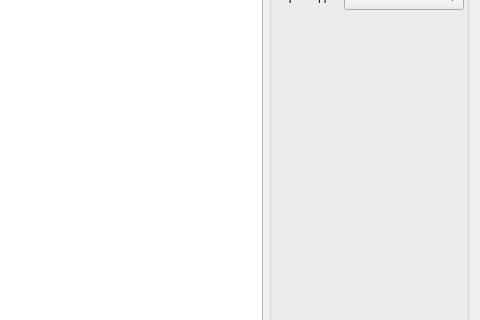
This is DialogDbPriceChange.ui in OwlProjects/D3Task_Goods as Qt 5 draws it before an edit; both pictures show x 292 to 772 and y 93 to 413 of the 772 by 519 pixel window. The edited form follows.
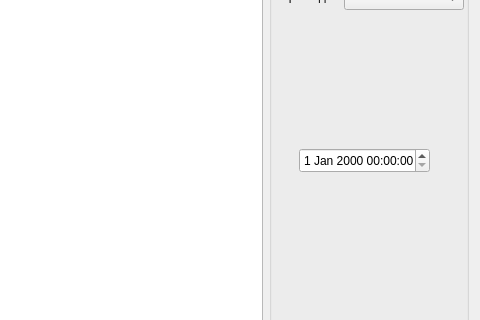
This is the edited form.

Commit message: Добавлено редактирование даты в DialogDbPurchases через QDataWidgetMapper

```diff
--- a/DialogDbPriceChange.ui
+++ b/DialogDbPriceChange.ui
@@ -99,6 +99,16 @@
        <string>Формат даты</string>
       </property>
      </widget>
+     <widget class="QDateTimeEdit" name="dateTimeEditMapper">
+      <property name="geometry">
+       <rect>
+        <x>30</x>
+        <y>230</y>
+        <width>131</width>
+        <height>25</height>
+       </rect>
+      </property>
+     </widget>
     </widget>
    </item>
   </layout>
```
The commit also changes 11 other files.
